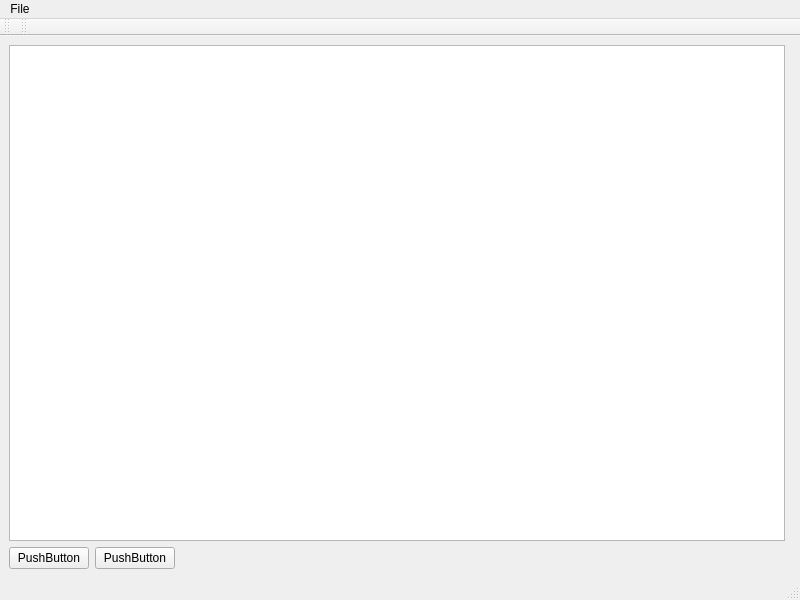
Above: Worksheet6/Worksheet6/mainwindow.ui from eitanstermer/2025_20644696 before the change. Below: the same form after it.
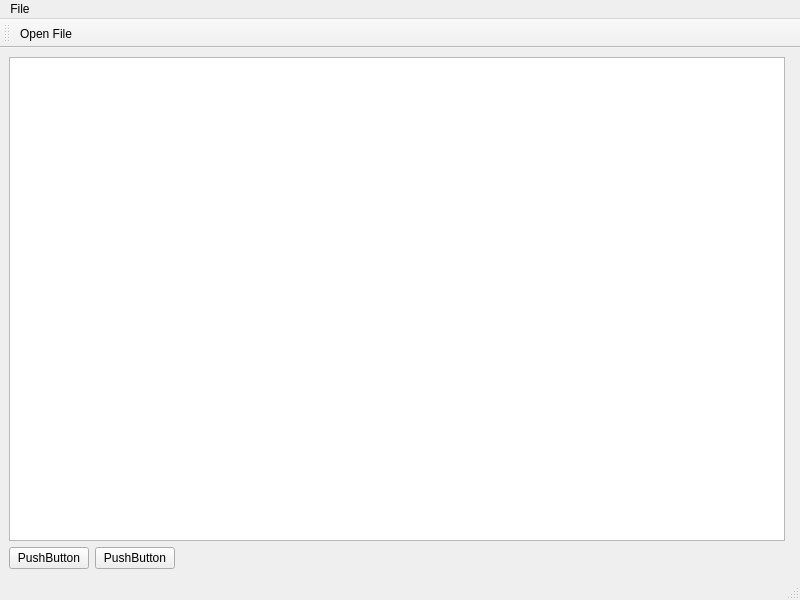
That is the form after the change. Icons and pictures are not drawn.

Commit message: WS6 Ex6-7: menu action + toolbar icon wired via Qt resources

Patch:
```diff
--- a/Worksheet6/Worksheet6/mainwindow.ui
+++ b/Worksheet6/Worksheet6/mainwindow.ui
@@ -80,23 +80,13 @@
    <property name="windowTitle">
     <string>toolBar</string>
    </property>
-   <attribute name="toolBarArea">
-    <enum>TopToolBarArea</enum>
-   </attribute>
-   <attribute name="toolBarBreak">
-    <bool>false</bool>
-   </attribute>
-  </widget>
-  <widget class="QToolBar" name="toolBar_2">
-   <property name="windowTitle">
-    <string>toolBar_2</string>
+   <property name="toolButtonStyle">
+    <enum>Qt::ToolButtonIconOnly</enum>
    </property>
    <attribute name="toolBarArea">
     <enum>TopToolBarArea</enum>
    </attribute>
-   <attribute name="toolBarBreak">
-    <bool>false</bool>
-   </attribute>
+   <addaction name="actionOpen_File"/>
   </widget>
   <action name="actionOpen_File">
    <property name="text">
```
Left out of the diff: 30 changed lines with no effect on the pictures. The commit also changes 4 other files.
